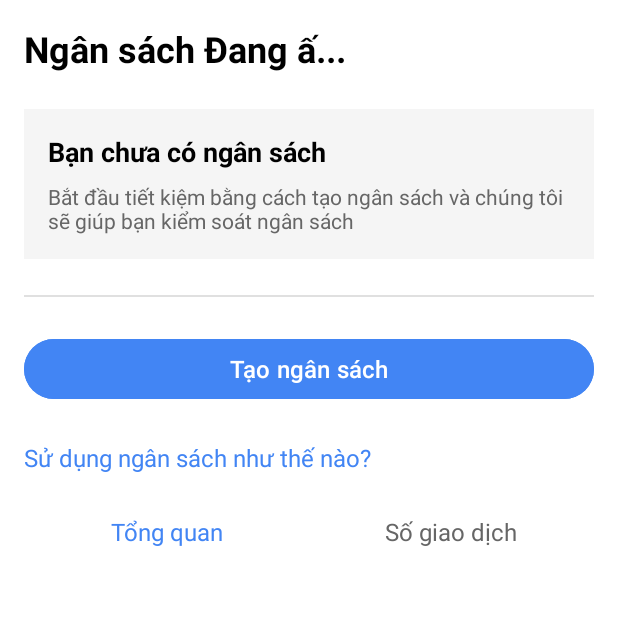
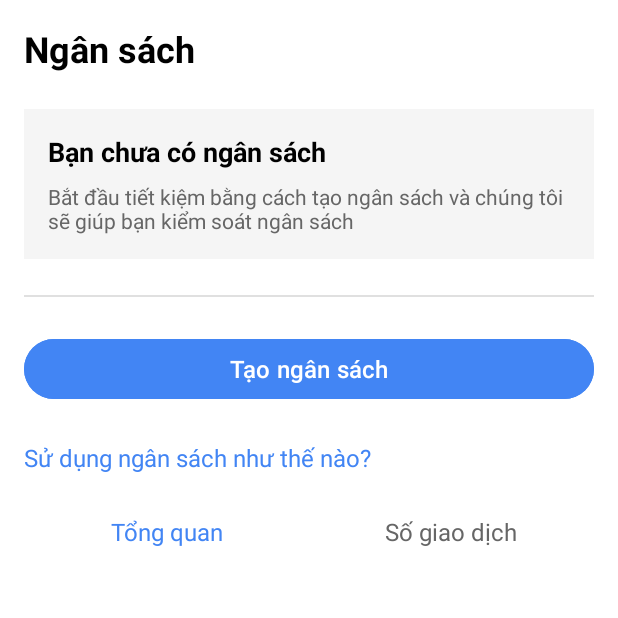
Before and after one commit to nguyenducdong22/Ohappy, an Android app: the MainActivity screen opened directly, with no data from a screen before it, item 4 of the bottom bar chosen, on a phone screen of 412 x 824 dp, the top half of it. Run offline under Robolectric (Android 15) with nearby library versions, the light colour scheme and no system bars.

Commit message:
Sửa main.java

```diff
--- a/app/src/main/java/com/example/noname/MainActivity.java
+++ b/app/src/main/java/com/example/noname/MainActivity.java
@@ -49,7 +49,7 @@ public class MainActivity extends AppCompatActivity {
     // Bottom Navigation
     private BottomNavigationView bottomNavigationView;
     private FloatingActionButton fabAddTransaction;
-    private FloatingActionButton fabChatbot; // <<< KHAI BÁO BIẾN MỚI CHO FAB CHATBOT >>>
+    private FloatingActionButton fabChatbot; // Đã khai báo biến mới cho FAB Chatbot
 
     private int currentReportGraphPage = 0; // 0 for Tổng đã chi/Tổng thu, 1 for Tuần/Tháng graph
 
@@ -96,7 +96,7 @@ public class MainActivity extends AppCompatActivity {
         // Initialize Bottom Navigation and FABs
         bottomNavigationView = findViewById(R.id.bottom_navigation);
         fabAddTransaction = findViewById(R.id.fab_add_transaction);
-        fabChatbot = findViewById(R.id.fab_chatbot); // <<< ÁNH XẠ FAB CHATBOT >>>
+        fabChatbot = findViewById(R.id.fab_chatbot); // Ánh xạ FAB Chatbot
 
         updateHeaderAndContentForOverview();
 
@@ -149,6 +149,10 @@ public class MainActivity extends AppCompatActivity {
                 // Chuyển sang BudgetActivity khi chọn mục "Ngân sách"
                 Intent budgetIntent = new Intent(MainActivity.this, BudgetActivity.class);
                 startActivity(budgetIntent);
+                return true;
+            } else if (itemId == R.id.navigation_account) { // Đã tích hợp từ đoạn mã 2
+                Intent intent = new Intent(MainActivity.this, AccountActivity.class);
+                startActivity(intent);
                 return true;
             }
             return false;
--- a/app/src/main/res/layout/activity_budget.xml
+++ b/app/src/main/res/layout/activity_budget.xml
@@ -14,11 +14,11 @@
     <TextView
         android:layout_width="match_parent"
         android:layout_height="wrap_content"
-        android:text="Ngân sách Đang ấ..."
+        android:layout_marginBottom="24dp"
+        android:text="Ngân sách"
+        android:textColor="#000000"
         android:textSize="24sp"
-        android:textColor="#000000"
-        android:textStyle="bold"
-        android:layout_marginBottom="24dp"/>
+        android:textStyle="bold" />
 
     <LinearLayout
         android:layout_width="match_parent"
```
